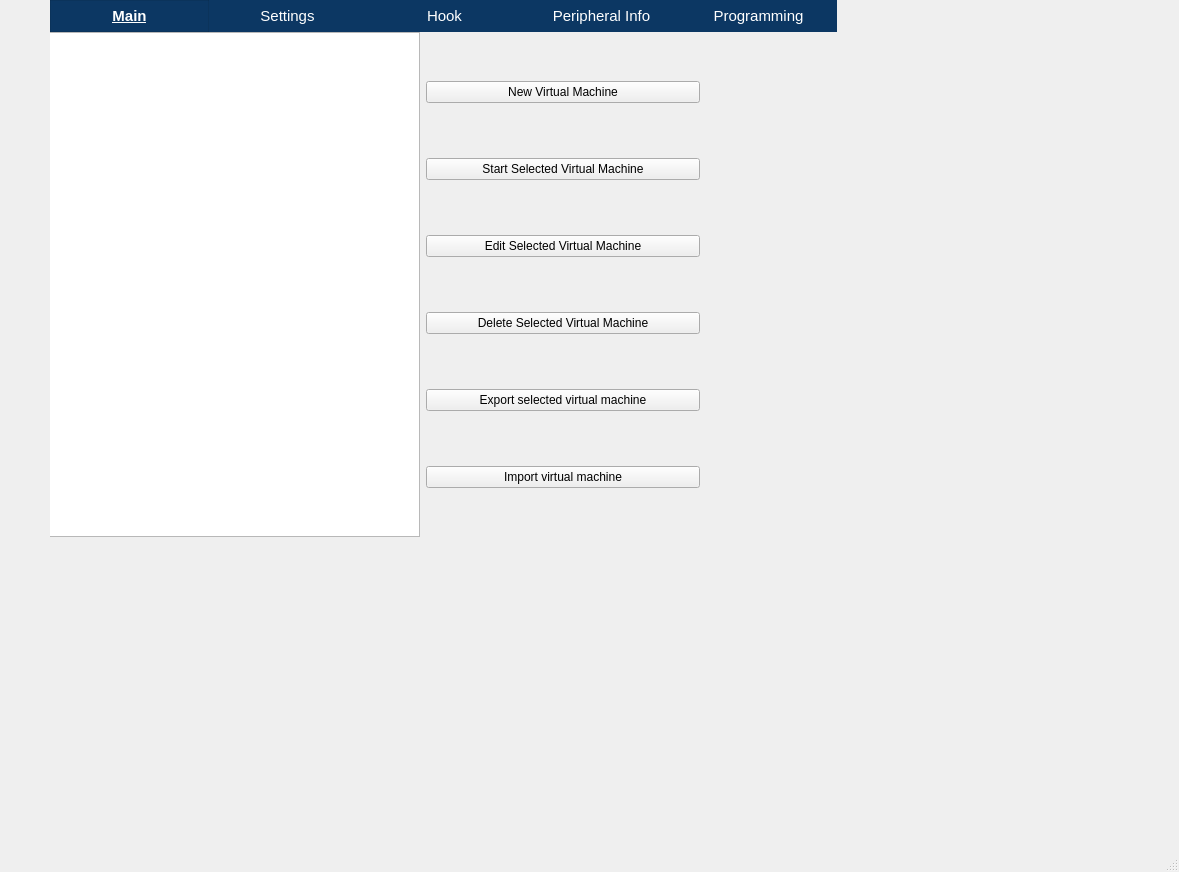
Old version of the form ui/Main.ui in the repository wjqsec/EmuGUI.
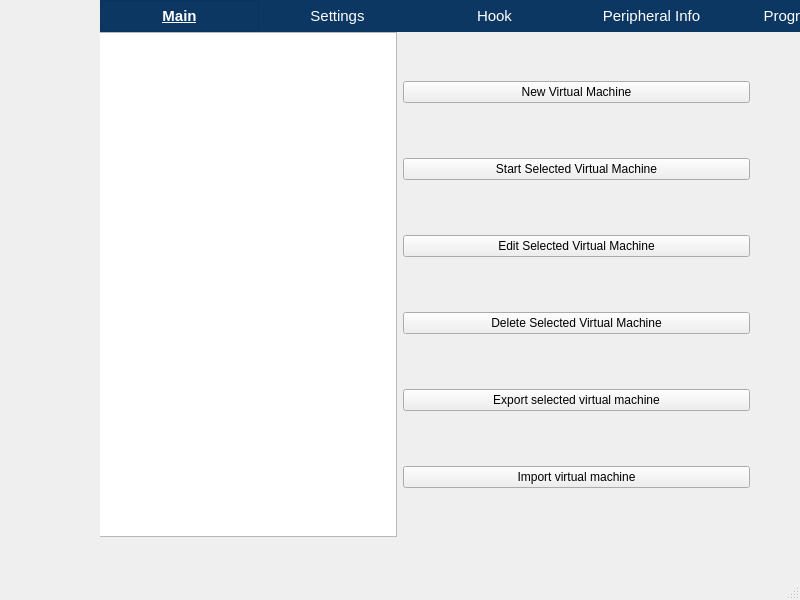
New version of the form. Icons and pictures are not drawn.

What changed in the file:
```diff
--- a/ui/Main.ui
+++ b/ui/Main.ui
@@ -6,8 +6,8 @@
    <rect>
     <x>0</x>
     <y>0</y>
-    <width>1179</width>
-    <height>872</height>
+    <width>800</width>
+    <height>600</height>
    </rect>
   </property>
   <property name="windowTitle">
@@ -20,7 +20,7 @@
    <widget class="QWidget" name="gridLayoutWidget">
     <property name="geometry">
      <rect>
-      <x>50</x>
+      <x>100</x>
       <y>0</y>
       <width>801</width>
       <height>551</height>
@@ -139,7 +139,7 @@
            <widget class="QListView" name="listView">
             <property name="minimumSize">
              <size>
-              <width>420</width>
+              <width>300</width>
               <height>0</height>
              </size>
             </property>
```
